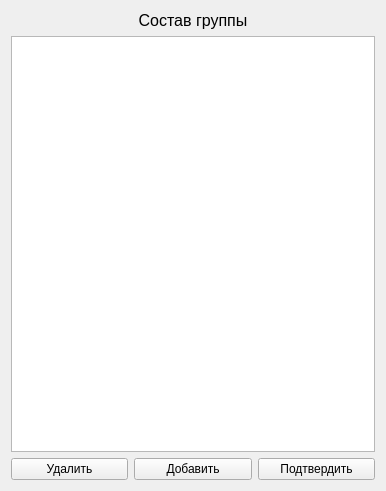
Old version of the form ElectronicJournal/tablecompositiongroup.ui in the repository MariyaMari/myJournal.
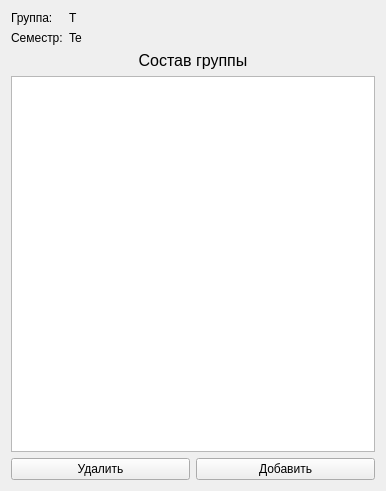
New version of the form.

```diff
--- a/ElectronicJournal/tablecompositiongroup.ui
+++ b/ElectronicJournal/tablecompositiongroup.ui
@@ -15,6 +15,38 @@
   </property>
   <layout class="QGridLayout" name="gridLayout_2">
    <item row="0" column="0">
+    <layout class="QFormLayout" name="formLayout">
+     <item row="0" column="0">
+      <widget class="QLabel" name="label_4">
+       <property name="text">
+        <string>Группа:</string>
+       </property>
+      </widget>
+     </item>
+     <item row="1" column="0">
+      <widget class="QLabel" name="label_2">
+       <property name="text">
+        <string>Семестр:</string>
+       </property>
+      </widget>
+     </item>
+     <item row="0" column="1">
+      <widget class="QLabel" name="label_3">
+       <property name="text">
+        <string>T</string>
+       </property>
+      </widget>
+     </item>
+     <item row="1" column="1">
+      <widget class="QLabel" name="label_5">
+       <property name="text">
+        <string>Te</string>
+       </property>
+      </widget>
+     </item>
+    </layout>
+   </item>
+   <item row="1" column="0">
     <widget class="QLabel" name="label">
      <property name="font">
       <font>
@@ -29,22 +61,15 @@
      </property>
     </widget>
    </item>
-   <item row="1" column="0">
+   <item row="2" column="0">
     <layout class="QVBoxLayout" name="verticalLayout">
      <item>
       <widget class="QTableView" name="tableView"/>
      </item>
     </layout>
    </item>
-   <item row="2" column="0">
+   <item row="3" column="0">
     <layout class="QGridLayout" name="gridLayout">
-     <item row="0" column="0">
-      <widget class="QPushButton" name="pushButton">
-       <property name="text">
-        <string>Удалить</string>
-       </property>
-      </widget>
-     </item>
      <item row="0" column="1">
       <widget class="QPushButton" name="pushButton_2">
        <property name="text">
@@ -52,10 +77,10 @@
        </property>
       </widget>
      </item>
-     <item row="0" column="2">
-      <widget class="QPushButton" name="pushButton_3">
+     <item row="0" column="0">
+      <widget class="QPushButton" name="pushButton">
        <property name="text">
-        <string>Подтвердить</string>
+        <string>Удалить</string>
        </property>
       </widget>
      </item>
```
